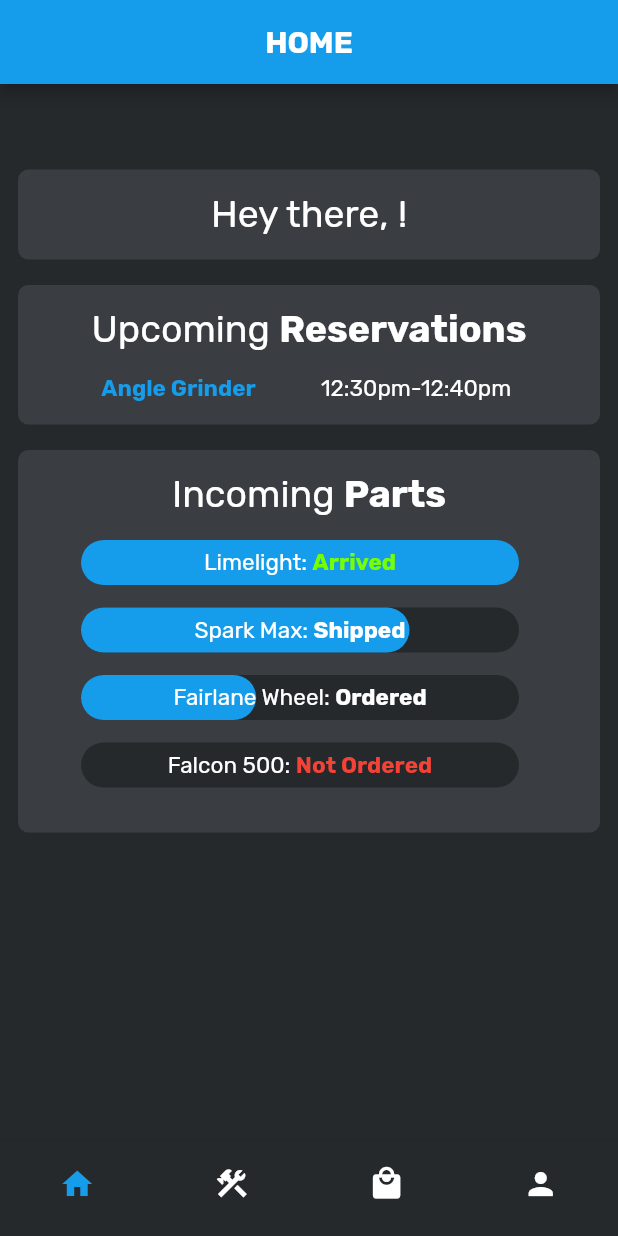
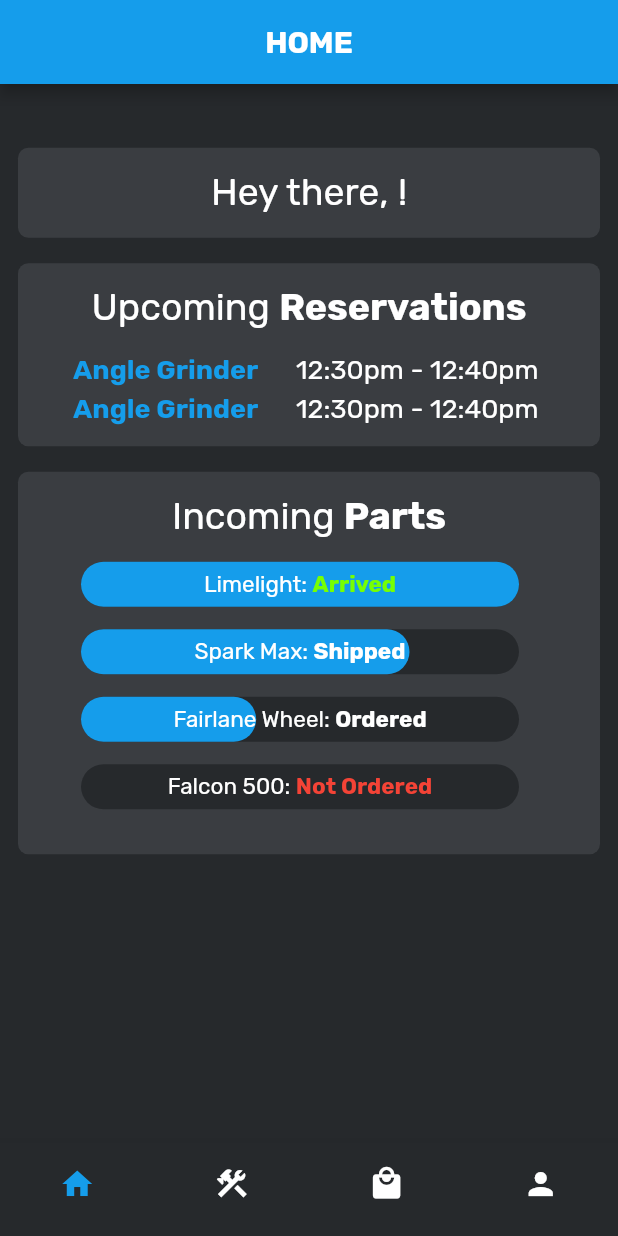
Before and after one commit to Team-Optix-3749/OptixToolkit, a Flutter app: the screen it shows once a user with an empty profile is signed in, on a phone screen of 412 x 824 dp. Run offline on Flutter 3.47's test engine with Material 2 defaults, Android fonts, the phone set to English and light mode, and no system bars; drawn by our look-alikes of percent_indicator; our stand-ins replace cloud_firestore, firebase_auth, google_fonts; accounts and stored records are empty.

Commit message:
fix sizing inside of upcoming reservation box

```diff
--- a/lib/screens/pages/HomePage.dart
+++ b/lib/screens/pages/HomePage.dart
@@ -120,10 +120,11 @@ class homePage2 extends StatelessWidget {
                                 ),
                               ],
                             ),
-                            const SizedBox(height: 15),
+                            const SizedBox(height: 10),
                             Column(
                               children: [
                                 Container(
+                                  margin: EdgeInsets.only(top: 5),
                                   child: Row(
                                     mainAxisAlignment:
                                         MainAxisAlignment.spaceEvenly,
@@ -137,7 +138,7 @@ class homePage2 extends StatelessWidget {
                                                   text: 'Angle Grinder ',
                                                   style: GoogleFonts.rubik(
                                                     color: Color(0xff159deb),
-                                                    fontSize: 15.0,
+                                                    fontSize: 18.0,
                                                     fontWeight: FontWeight.bold,
                                                   ),
                                                 ),
@@ -152,10 +153,54 @@ class homePage2 extends StatelessWidget {
                                             text: TextSpan(
                                               children: <TextSpan>[
                                                 TextSpan(
-                                                  text: '12:30pm-12:40pm ',
+                                                  text: '12:30pm - 12:40pm ',
                                                   style: GoogleFonts.rubik(
                                                     color: Colors.white,
-                                                    fontSize: 15.0,
+                                                    fontSize: 18.0,
+                                                  ),
+                                                ),
+                                              ],
+                                            ),
+                                          ),
+                                        ],
+                                      ),
+                                    ],
+                                  ),
+                                ),
+                                Container(
+                                  margin: EdgeInsets.only(top: 5),
+                                  child: Row(
+                                    mainAxisAlignment:
+                                        MainAxisAlignment.spaceEvenly,
+                                    children: [
+                                      Column(
+                                        children: [
+                                          RichText(
+                                            text: TextSpan(
+                                              children: <TextSpan>[
+                                                TextSpan(
+                                                  text: 'Angle Grinder ',
+                                                  style: GoogleFonts.rubik(
+                                                    color: Color(0xff159deb),
+                                                    fontSize: 18.0,
+                                                    fontWeight: FontWeight.bold,
+                                                  ),
+                                                ),
+                                              ],
+                                            ),
+                                          ),
+                                        ],
+                                      ),
+                                      Column(
+                                        children: [
+                                          RichText(
+                                            text: TextSpan(
+                                              children: <TextSpan>[
+                                                TextSpan(
+                                                  text: '12:30pm - 12:40pm ',
+                                                  style: GoogleFonts.rubik(
+                                                    color: Colors.white,
+                                                    fontSize: 18.0,
                                                   ),
                                                 ),
                                               ],
```
